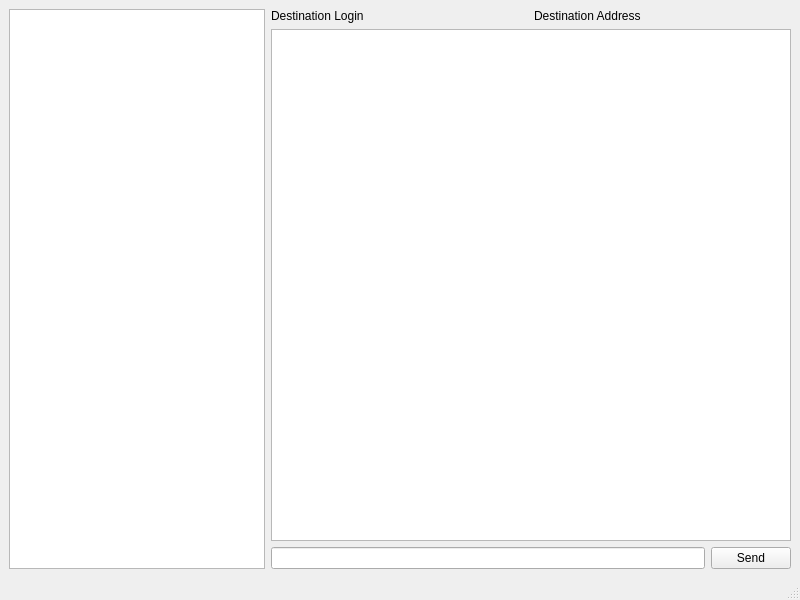
Above: lib/src/p2p_messenger.ui from c5xheavy/p2p_messenger before the change. Below: the same form after it.
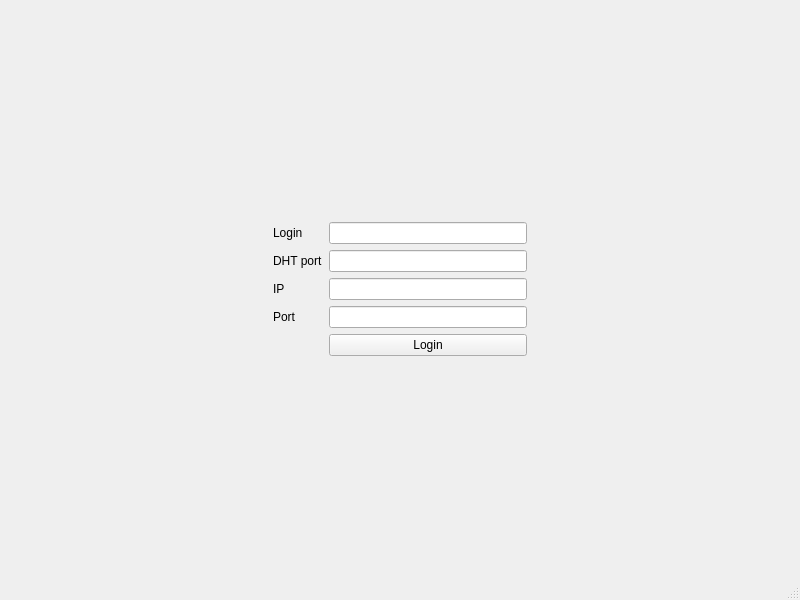
That is the form after the change.

Commit message: add stackedWidget to add 2 pages: login and chat page

```diff
--- a/lib/src/p2p_messenger.ui
+++ b/lib/src/p2p_messenger.ui
@@ -14,9 +14,133 @@
    <string>P2PMessenger</string>
   </property>
   <widget class="QWidget" name="centralwidget">
-   <layout class="QHBoxLayout" name="horizontalLayout">
+   <layout class="QVBoxLayout" name="verticalLayout">
     <item>
+     <widget class="QStackedWidget" name="stackedWidget">
+      <property name="currentIndex">
+       <number>0</number>
+      </property>
+      <widget class="QWidget" name="loginPage">
+       <layout class="QVBoxLayout" name="verticalLayout_2">
+        <item>
+         <spacer name="verticalSpacer">
+          <property name="orientation">
+           <enum>Qt::Vertical</enum>
+          </property>
+          <property name="sizeHint" stdset="0">
+           <size>
+            <width>20</width>
+            <height>166</height>
+           </size>
+          </property>
+         </spacer>
+        </item>
+        <item>
+         <layout class="QHBoxLayout" name="horizontalLayout_3">
+          <item>
+           <spacer name="horizontalSpacer">
+            <property name="orientation">
+             <enum>Qt::Horizontal</enum>
+            </property>
+            <property name="sizeHint" stdset="0">
+             <size>
+              <width>40</width>
+              <height>20</height>
+             </size>
+            </property>
+           </spacer>
+          </item>
+          <item>
+           <layout class="QFormLayout" name="formLayout">
+            <item row="0" column="0">
+             <widget class="QLabel" name="loginLabel">
+              <property name="text">
+               <string>Login</string>
+              </property>
+             </widget>
+            </item>
+            <item row="0" column="1">
+             <widget class="QLineEdit" name="loginLineEdit"/>
+            </item>
+            <item row="1" column="0">
+             <widget class="QLabel" name="DHTPortLabel">
+              <property name="text">
+               <string>DHT port</string>
+              </property>
+             </widget>
+            </item>
+            <item row="1" column="1">
+             <widget class="QLineEdit" name="DHTPortLineEdit"/>
+            </item>
+            <item row="2" column="0">
+             <widget class="QLabel" name="IPLabel">
+              <property name="text">
+               <string>IP</string>
+              </property>
+             </widget>
+            </item>
+            <item row="2" column="1">
+             <widget class="QLineEdit" name="IPLineEdit"/>
+            </item>
+            <item row="3" column="0">
+             <widget class="QLabel" name="portLabel">
+              <property name="text">
+               <string>Port</string>
+              </property>
+             </widget>
+            </item>
+            <item row="3" column="1">
+             <widget class="QLineEdit" name="portLineEdit"/>
+            </item>
+            <item row="4" column="1">
+             <widget class="QPushButton" name="loginButton">
+              <property name="text">
+               <string>Login</string>
+              </property>
+             </widget>
+            </item>
+           </layout>
+          </item>
+          <item>
+           <spacer name="horizontalSpacer_2">
+            <property name="orientation">
+             <enum>Qt::Horizontal</enum>
+            </property>
+            <property name="sizeHint" stdset="0">
+             <size>
+              <width>40</width>
+              <height>20</height>
+             </size>
+            </property>
+           </spacer>
+          </item>
+         </layout>
+        </item>
+        <item>
+         <spacer name="verticalSpacer_2">
+          <property name="orientation">
+           <enum>Qt::Vertical</enum>
+          </property>
+          <property name="sizeHint" stdset="0">
+           <size>
+            <width>20</width>
+            <height>166</height>
+           </size>
+          </property>
+         </spacer>
+        </item>
+       </layout>
+      </widget>
+      <widget class="QWidget" name="chatPage">
      <widget class="QListWidget" name="contactsView">
+        <property name="geometry">
+         <rect>
+          <x>10</x>
+          <y>10</y>
+          <width>256</width>
+          <height>538</height>
+         </rect>
+        </property>
       <property name="sizePolicy">
        <sizepolicy hsizetype="Fixed" vsizetype="Expanding">
         <horstretch>0</horstretch>
@@ -24,8 +148,15 @@
        </sizepolicy>
       </property>
      </widget>
-    </item>
-    <item>
+       <widget class="QWidget" name="layoutWidget">
+        <property name="geometry">
+         <rect>
+          <x>330</x>
+          <y>10</y>
+          <width>388</width>
+          <height>538</height>
+         </rect>
+        </property>
      <layout class="QVBoxLayout" name="chatView">
       <item>
        <layout class="QHBoxLayout" name="destinationInfoLayout">
@@ -67,6 +198,9 @@
        </layout>
       </item>
      </layout>
+       </widget>
+      </widget>
+     </widget>
     </item>
    </layout>
   </widget>
```
Left out of the diff: 7 changed lines with no effect on the pictures. Lines whose indentation alone changed are shown as unchanged. The commit also changes 2 other files.
